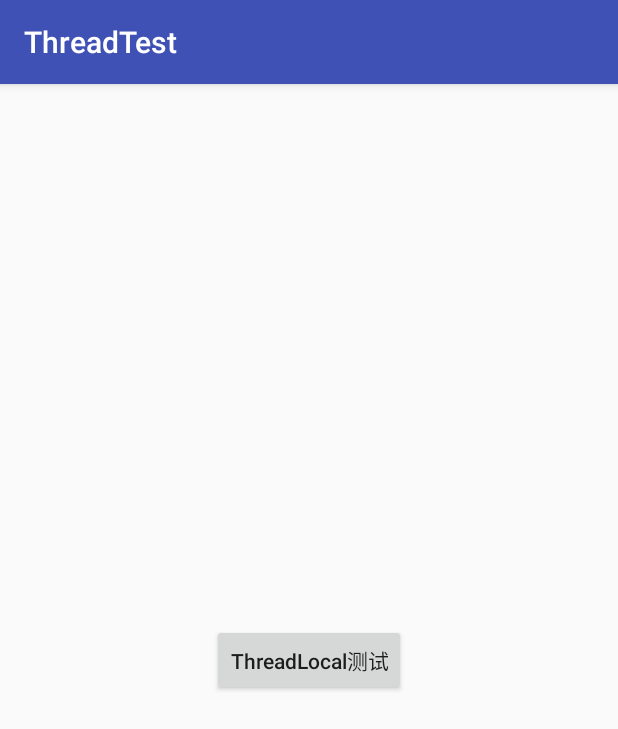
After one commit to wy521angel/ThreadTest, an Android app: the ThreadLocalTestActivity screen opened directly, with no data from a screen before it, on a phone screen of 412 x 824 dp. The commit adds this screen. Shown: the top 729 px of the screen. Run offline under Robolectric (Android 15) with nearby library versions, the phone set to English and light mode, and no system bars.

Commit message:
ThreadLocal 测试

```diff
--- a/app/src/main/AndroidManifest.xml
+++ b/app/src/main/AndroidManifest.xml
@@ -19,6 +19,7 @@
 
         <activity android:name=".AsyncTaskActivity" />
         <activity android:name=".IntentServiceActivity" />
+        <activity android:name=".ThreadLocalTestActivity" />
 
         <service android:name=".LocalIntentService" />
     </application>
--- /dev/null
+++ b/app/src/main/java/com/example/wy521angel/threadtest/ThreadLocalTestActivity.java
@@ -0,0 +1,42 @@
+package com.example.wy521angel.threadtest;
+
+import android.os.Bundle;
+import android.support.v7.app.AppCompatActivity;
+import android.util.Log;
+import android.view.View;
+
+public class ThreadLocalTestActivity extends AppCompatActivity {
+
+    private static String TAG = "ThreadLocalTest";
+    private ThreadLocal<Boolean> mBooleanThreadLocal = new ThreadLocal<>();
+
+    @Override
+    protected void onCreate(Bundle savedInstanceState) {
+        super.onCreate(savedInstanceState);
+        setContentView(R.layout.activity_threadlocal_test);
+
+        findViewById(R.id.test).setOnClickListener(new View.OnClickListener() {
+            @Override
+            public void onClick(View v) {
+                mBooleanThreadLocal.set(true);
+                Log.d(TAG, "[Thread#main]mBooleanThreadLocal=" + mBooleanThreadLocal.get());
+
+                new Thread("Thread#1") {
+                    @Override
+                    public void run() {
+                        mBooleanThreadLocal.set(false);
+                        Log.d(TAG, "[Thread#1]mBooleanThreadLocal=" + mBooleanThreadLocal.get());
+                    }
+                }.start();
+
+                new Thread("Thread#2") {
+                    @Override
+                    public void run() {
+                        Log.d(TAG, "[Thread#2]mBooleanThreadLocal=" + mBooleanThreadLocal.get());
+                    }
+                }.start();
+            }
+        });
+
+    }
+}
--- /dev/null
+++ b/app/src/main/res/layout/activity_threadlocal_test.xml
@@ -0,0 +1,14 @@
+<?xml version="1.0" encoding="utf-8"?>
+<LinearLayout xmlns:android="http://schemas.android.com/apk/res/android"
+    android:layout_width="match_parent"
+    android:layout_height="match_parent"
+    android:gravity="center">
+
+    <Button
+        android:id="@+id/test"
+        android:layout_width="wrap_content"
+        android:layout_height="wrap_content"
+        android:text="ThreadLocal测试"
+        android:textAllCaps="false" />
+
+</LinearLayout>
--- a/build.gradle
+++ b/build.gradle
@@ -7,7 +7,7 @@ buildscript {
         jcenter()
     }
     dependencies {
-        classpath 'com.android.tools.build:gradle:3.5.2'
+        classpath 'com.android.tools.build:gradle:3.5.3'
 
 
         // NOTE: Do not place your application dependencies here; they belong
```
Also changed, not shown: app/src/main/java/com/example/wy521angel/threadtest/MainActivity.java (+4 -3 lines), 1 other file.
